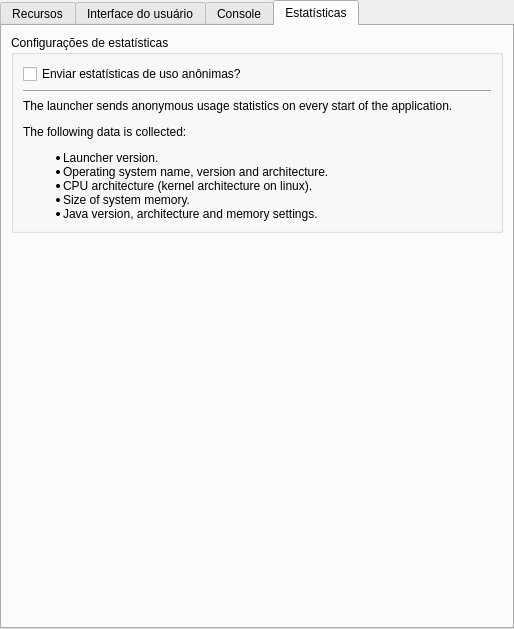
Before: the Qt Designer form launcher/ui/pages/global/LauncherPage.ui in Chrispsz/Launcher, drawn with Qt 5.
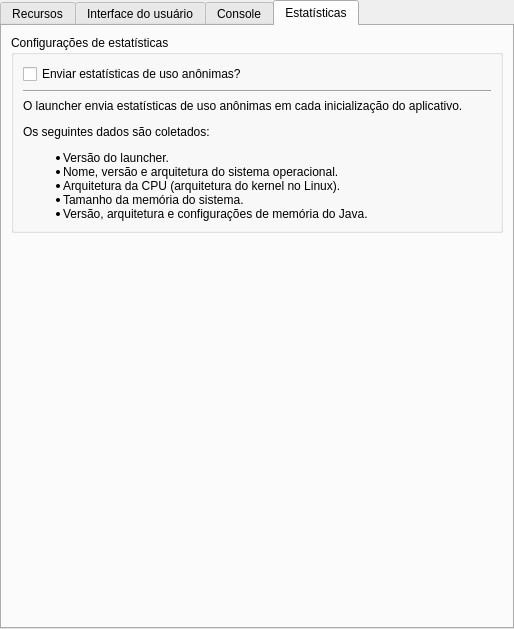
After: the same form once the commit is applied. The open tabs and pages were chosen to show the change.

Commit message: audit: 13 fixes — search deadlock, versions race, Help button, PT-BR translations, dead code

What changed in the file:
```diff
--- a/launcher/ui/pages/global/LauncherPage.ui
+++ b/launcher/ui/pages/global/LauncherPage.ui
@@ -488,13 +488,13 @@
             <property name="text">
              <string>&lt;html&gt;&lt;head/&gt;
 &lt;body&gt;
-&lt;p&gt;The launcher sends anonymous usage statistics on every start of the application.&lt;/p&gt;&lt;p&gt;The following data is collected:&lt;/p&gt;
+&lt;p&gt;O launcher envia estatísticas de uso anônimas em cada inicialização do aplicativo.&lt;/p&gt;&lt;p&gt;Os seguintes dados são coletados:&lt;/p&gt;
 &lt;ul&gt;
-&lt;li&gt;Launcher version.&lt;/li&gt;
-&lt;li&gt;Operating system name, version and architecture.&lt;/li&gt;
-&lt;li&gt;CPU architecture (kernel architecture on linux).&lt;/li&gt;
-&lt;li&gt;Size of system memory.&lt;/li&gt;
-&lt;li&gt;Java version, architecture and memory settings.&lt;/li&gt;
+&lt;li&gt;Versão do launcher.&lt;/li&gt;
+&lt;li&gt;Nome, versão e arquitetura do sistema operacional.&lt;/li&gt;
+&lt;li&gt;Arquitetura da CPU (arquitetura do kernel no Linux).&lt;/li&gt;
+&lt;li&gt;Tamanho da memória do sistema.&lt;/li&gt;
+&lt;li&gt;Versão, arquitetura e configurações de memória do Java.&lt;/li&gt;
 &lt;/ul&gt;
 &lt;/body&gt;&lt;/html&gt;</string>
             </property>
```
The commit also changes 13 other files.
